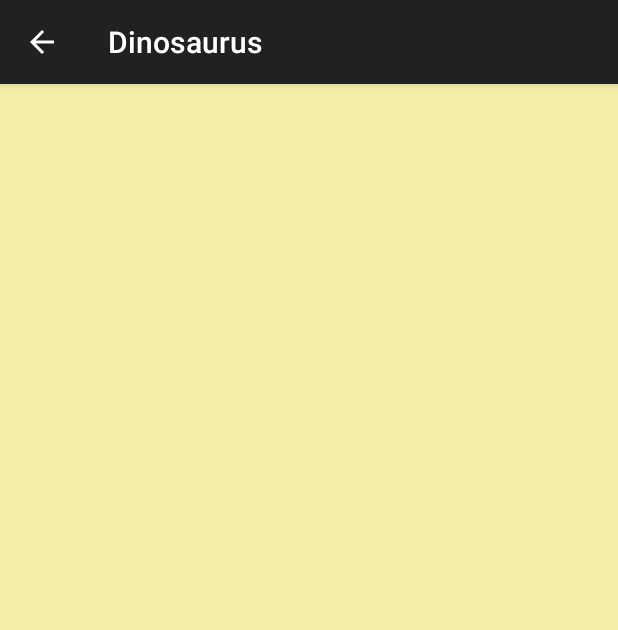
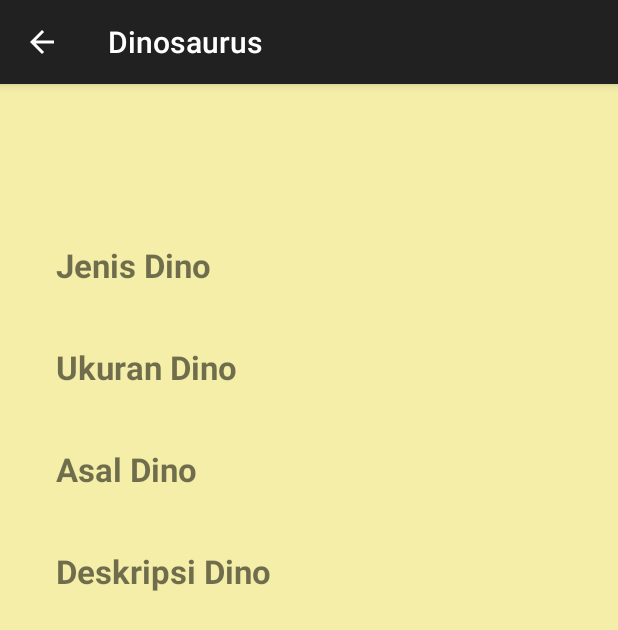
Before and after one commit to restianreza/tugas-besar-pab, an Android app: the DetailActivity screen opened directly, with no data from a screen before it, on a phone screen of 412 x 824 dp. Shown: the top 630 px of the screen. Run offline under Robolectric (Android 15) with nearby library versions, the light colour scheme and no system bars.

Commit message:
Update activity_detail.xml

```diff
--- a/app/src/main/res/layout/activity_detail.xml
+++ b/app/src/main/res/layout/activity_detail.xml
@@ -36,13 +36,28 @@
                             android:textSize="24sp"
                             android:textStyle="bold"/>
 
+                                <TextView
+                                    android:layout_width="wrap_content"
+                                    android:layout_height="wrap_content"
+                                    android:text="   Jenis Dino"
+                                    android:textSize="22sp"
+                                    android:layout_marginTop="32dp"
+                                    android:textStyle="bold" />
+
                         <TextView
                             android:id="@+id/tv_jenis"
                             android:layout_width="wrap_content"
                             android:layout_height="wrap_content"
                             android:text="Jenis Dino"
-                            android:layout_marginTop="32dp"
                             android:textSize="20sp"/>
+
+                                <TextView
+                                    android:layout_width="wrap_content"
+                                    android:layout_height="wrap_content"
+                                    android:text="   Ukuran Dino"
+                                    android:textSize="22sp"
+                                    android:textStyle="bold"
+                                    android:layout_marginTop="11dp"/>
 
                         <TextView
                             android:id="@+id/tv_ukuran"
@@ -51,12 +66,28 @@
                             android:text="ukuran Dino"
                             android:textSize="20sp"/>
 
+                                <TextView
+                                    android:layout_width="wrap_content"
+                                    android:layout_height="wrap_content"
+                                    android:text="   Asal Dino"
+                                    android:textSize="22sp"
+                                    android:textStyle="bold"
+                                    android:layout_marginTop="11dp"/>
+
                         <TextView
                             android:id="@+id/tv_asal"
                             android:layout_width="wrap_content"
                             android:layout_height="wrap_content"
                             android:text="asal Dino"
                             android:textSize="20sp"/>
+
+                                <TextView
+                                    android:layout_width="wrap_content"
+                                    android:layout_height="wrap_content"
+                                    android:text="   Deskripsi Dino"
+                                    android:textSize="22sp"
+                                    android:textStyle="bold"
+                                    android:layout_marginTop="11dp"/>
 
                         <TextView
                             android:id="@+id/tv_deskripsi"
```
